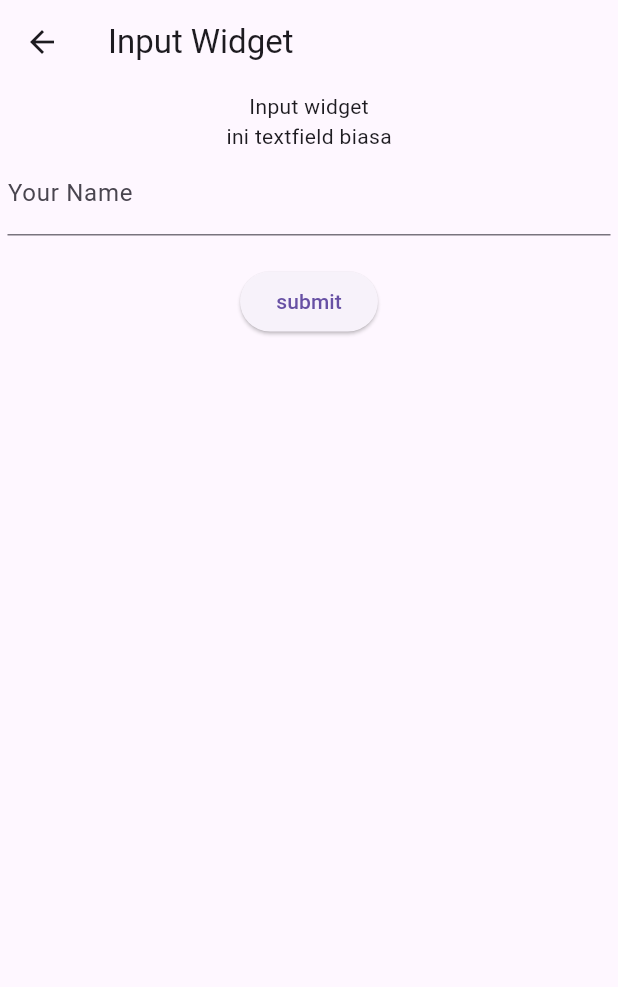
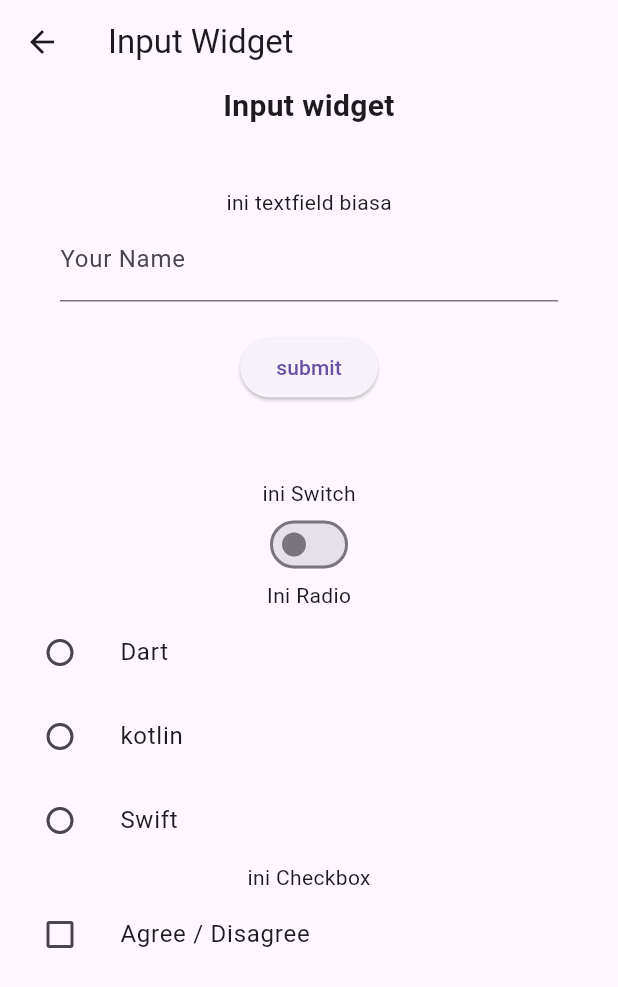
Before and after one commit to m-nahrowi/TempatWisata, a Flutter app: the InputWidget screen opened directly, on a phone screen of 412 x 824 dp. Shown: the top 987 px of the screen. Run offline on Flutter 3.47's test engine with Material 3 defaults, Android fonts, the light colour scheme and no system bars.

Commit message:
add "create InputWIdget"

```diff
--- a/lib/pages/InputWidget.dart
+++ b/lib/pages/InputWidget.dart
@@ -1,6 +1,6 @@
 import 'package:flutter/material.dart';
 
-
+void main() => runApp(InputWidget());
 
 class InputWidget extends StatefulWidget {
   const InputWidget({super.key});
@@ -11,6 +11,9 @@ class InputWidget extends StatefulWidget {
 
 class _InputWidgetState extends State<InputWidget> {
   String _name = '';
+  bool lightOn = false;
+  String? language;
+  bool agree = false;
 
   @override
   Widget build(BuildContext context) {
@@ -18,14 +21,16 @@ class _InputWidgetState extends State<InputWidget> {
       appBar: AppBar(
         title: const Text("Input Widget"),
       ),
-      body: Container(
-        margin: EdgeInsets.all(5.0),
-        child: Column(
+      body: ListView(
         children: <Widget>[
-            Text('Input widget'),
-            // Input latihan
-
+          Text(
+            'Input widget',
+            textAlign: TextAlign.center,
+            style: TextStyle(fontSize: 20.0, fontWeight: FontWeight.bold),
+          ),
           Container(
+            margin: EdgeInsets.all(20.0),
+            padding: EdgeInsets.all(20.0),
             child: Column(
               children: [
                 Text('ini textfield biasa'),
@@ -35,9 +40,11 @@ class _InputWidgetState extends State<InputWidget> {
                     labelText: 'Your Name',
                   ),
                   onChanged: (String value) {
-                      setState(() {
+                    setState(
+                      () {
                         _name = value;
-                      });
+                      },
+                    );
                   },
                 ),
                 const SizedBox(height: 20),
@@ -51,13 +58,108 @@ class _InputWidgetState extends State<InputWidget> {
                             );
                           });
                     },
-                      child: const Text('submit'))
+                    child: const Text('submit')),
               ],
             ),
+          ),
+
+          // Swicth
+          Container(
+            margin: EdgeInsets.only(top: 10.0),
+            child: Column(
+              children: [
+                Text('ini Switch'),
+                Switch(
+                    value: lightOn,
+                    onChanged: (bool value) {
+                      setState(() {
+                        lightOn = value;
+                      });
+
+                      ScaffoldMessenger.of(context).showSnackBar(SnackBar(
+                          content: Text(lightOn ? 'Light On' : 'Light Off'),
+                          duration: Duration(seconds: 1)));
+                    })
+              ],
+            ),
+          ),
+          // Radio
+          Container(
+            child: Column(
+              children: [
+                Text("Ini Radio"),
+                ListTile(
+                  leading: Radio(
+                    value: 'dart',
+                    groupValue: language,
+                    onChanged: (String? value) {
+                      setState(() {
+                        language = value;
+                        showSnackbar();
+                      });
+                    },
+                  ),
+                  title: Text('Dart'),
+                ),
+                ListTile(
+                  leading: Radio(
+                    value: 'kotlin',
+                    groupValue: language,
+                    onChanged: (String? value) {
+                      setState(() {
+                        language = value;
+                        showSnackbar();
+                      });
+                    },
+                  ),
+                  title: Text("kotlin"),
+                ),
+                ListTile(
+                  leading: Radio(
+                    value: 'Swift',
+                    groupValue: language,
+                    onChanged: (String? value) {
+                      setState(() {
+                        language = value;
+                        showSnackbar();
+                      });
+                    },
+                  ),
+                  title: Text('Swift'),
                 )
               ],
             ),
           ),
+          // Checkbox
+          Container(
+              child: Column(
+            children: [
+              Text("ini Checkbox"),
+              ListTile(
+                leading: Checkbox(
+                  value: agree,
+                  onChanged: (bool? value) {
+                    setState(() {
+                      agree = value!;
+                    });
+                  },
+                ),
+                title: Text("Agree / Disagree"),
+              )
+            ],
+          ))
+        ],
+        // ),
+      ),
+    );
+  }
+
+  void showSnackbar() {
+    ScaffoldMessenger.of(context).showSnackBar(
+      SnackBar(
+        content: Text('$language selected'),
+        duration: Duration(seconds: 1),
+      ),
     );
   }
 }
```
Lines whose indentation alone changed are shown as unchanged.
